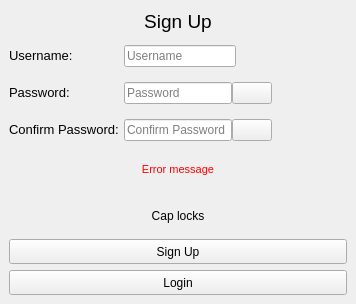
The window that ui/sign_up.ui (VicMbugua/TaskManagementSystem) describes before a commit, drawn with Qt 5.
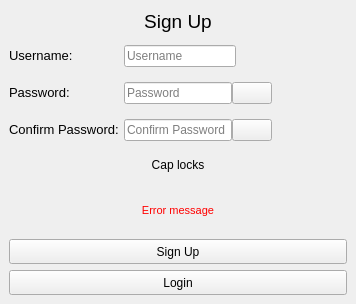
The same window after the commit. Icons and pictures are not drawn.

The edit to the form file:
```diff
--- a/ui/sign_up.ui
+++ b/ui/sign_up.ui
@@ -268,6 +268,16 @@
       </item>
      </layout>
     </item>
+    <item>
+     <widget class="QLabel" name="caps_lock">
+      <property name="text">
+       <string>Cap locks</string>
+      </property>
+      <property name="alignment">
+       <set>Qt::AlignCenter</set>
+      </property>
+     </widget>
+    </item>
     <item>
      <widget class="QLabel" name="error_message">
       <property name="sizePolicy">
@@ -301,16 +311,6 @@
       </property>
      </widget>
     </item>
-    <item>
-     <widget class="QLabel" name="caps_lock">
-      <property name="text">
-       <string>Cap locks</string>
-      </property>
-      <property name="alignment">
-       <set>Qt::AlignCenter</set>
-      </property>
-     </widget>
-    </item>
     <item>
      <widget class="QPushButton" name="sign_up_btn">
       <property name="minimumSize">
```
